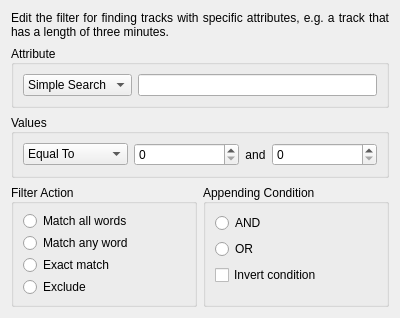
KDE/amarok, file src/dialogs/EditFilterDialog.ui: the form before one commit.
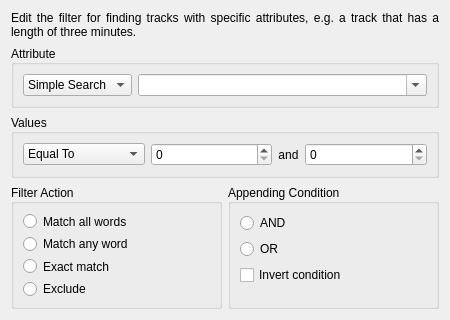
The form after the commit. Custom widgets are drawn as their Qt base class.

Commit message: Use an editable KComboBox for entering attributes in the EditFilterDialog

What changed in the file:
```diff
--- a/src/dialogs/EditFilterDialog.ui
+++ b/src/dialogs/EditFilterDialog.ui
@@ -6,8 +6,8 @@
    <rect>
     <x>0</x>
     <y>0</y>
-    <width>400</width>
-    <height>318</height>
+    <width>450</width>
+    <height>320</height>
    </rect>
   </property>
   <property name="sizePolicy">
@@ -18,7 +18,7 @@
   </property>
   <property name="minimumSize">
    <size>
-    <width>400</width>
+    <width>450</width>
     <height>300</height>
    </size>
   </property>
@@ -199,7 +199,7 @@
            </widget>
           </item>
           <item>
-           <widget class="KLineEdit" name="editKeywordBox">
+           <widget class="KComboBox" name="editKeywordBox">
             <property name="sizePolicy">
              <sizepolicy hsizetype="MinimumExpanding" vsizetype="Fixed">
               <horstretch>0</horstretch>
@@ -209,6 +209,15 @@
             <property name="whatsThis">
              <string>&lt;p&gt;Type the attribute value or the text to look for here.&lt;/p&gt;</string>
             </property>
+            <property name="editable">
+             <bool>true</bool>
+            </property>
+            <property name="autoCompletion">
+             <bool>false</bool>
+            </property>
+            <property name="trapReturnKey">
+             <bool>true</bool>
+            </property>
            </widget>
           </item>
          </layout>
@@ -519,11 +528,6 @@
   </layout>
  </widget>
  <customwidgets>
-  <customwidget>
-   <class>KLineEdit</class>
-   <extends>QLineEdit</extends>
-   <header>klineedit.h</header>
-  </customwidget>
   <customwidget>
    <class>KComboBox</class>
    <extends>QComboBox</extends>
```
Left out of the diff: 3 changed lines with no effect on the pictures. The commit also changes 1 other file.
